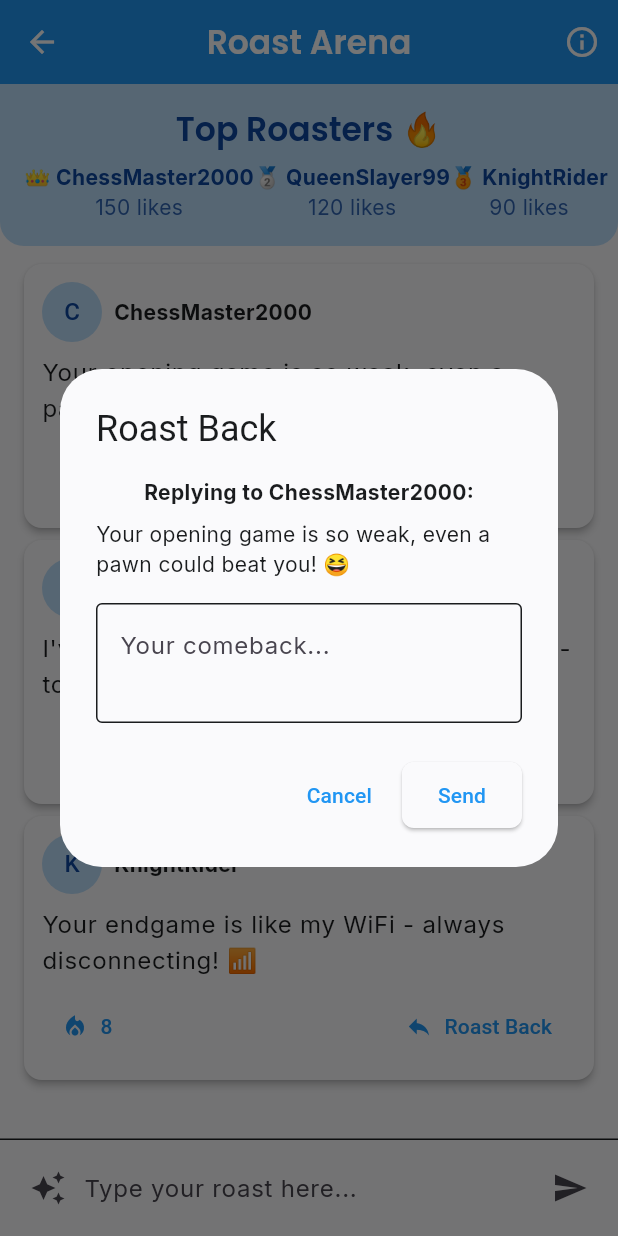
After one commit to Yvonne-Wanja-1/chess2, a Flutter app: the RoastScreen screen opened by its route, after a tap on "Roast Back", on a phone screen of 412 x 824 dp. The commit adds this screen. Run offline on Flutter 3.47's test engine with Material 3 defaults, Android fonts, the phone set to English and light mode, and no system bars; our stand-ins replace curved_navigation_bar, flutter_svg, google_fonts; missing offline and left inert: chess.

Commit message:
made some changes to the roast screen

```diff
--- a/lib/features/home/presentation/widgets/app_drawer.dart
+++ b/lib/features/home/presentation/widgets/app_drawer.dart
@@ -191,6 +191,15 @@ class AppDrawer extends StatelessWidget {
             Navigator.pushNamed(context, '/messages');
           },
         ),
+        ListTile(
+          leading: const Icon(Icons.emoji_emotions_outlined),
+          title: const Text('Roast Arena'),
+          trailing: _buildNewBadge(context),
+          onTap: () {
+            Navigator.pop(context);
+            Navigator.pushNamed(context, '/roast');
+          },
+        ),
       ],
     );
   }
--- /dev/null
+++ b/lib/features/screens/roast_screen.dart
@@ -0,0 +1,307 @@
+import 'package:flutter/material.dart';
+
+class RoastScreen extends StatefulWidget {
+  const RoastScreen({super.key});
+
+  @override
+  State<RoastScreen> createState() => _RoastScreenState();
+}
+
+class _RoastScreenState extends State<RoastScreen> {
+  final TextEditingController _messageController = TextEditingController();
+  final List<RoastMessage> _roasts = [
+    RoastMessage(
+      sender: 'ChessMaster2000',
+      message: 'Your opening game is so weak, even a pawn could beat you! 😆',
+      likes: 5,
+    ),
+    RoastMessage(
+      sender: 'QueenSlayer99',
+      message: 'I\'ve seen better moves in a game of tic-tac-toe! 🎯',
+      likes: 12,
+    ),
+    RoastMessage(
+      sender: 'KnightRider',
+      message: 'Your endgame is like my WiFi - always disconnecting! 📶',
+      likes: 8,
+    ),
+  ];
+
+  final List<String> _predefinedRoasts = [
+    'Your chess rating is lower than my phone battery! 🔋',
+    'Even my grandma moves pieces faster than you! ⏰',
+    'I\'ve seen better strategies in a game of peek-a-boo! 👀',
+    'Your castle is more like a sandcastle! 🏰',
+    'Your queen moves like she\'s stuck in traffic! 🚗',
+  ];
+
+  @override
+  void dispose() {
+    _messageController.dispose();
+    super.dispose();
+  }
+
+  @override
+  Widget build(BuildContext context) {
+    return Scaffold(
+      appBar: AppBar(
+        title: const Text('Roast Arena'),
+        actions: [
+          IconButton(
+            icon: const Icon(Icons.info_outline),
+            onPressed: () => _showRoastRules(context),
+          ),
+        ],
+      ),
+      body: Column(
+        children: [
+          _buildLeaderboard(context),
+          Expanded(child: _buildRoastList()),
+          _buildRoastInput(context),
+        ],
+      ),
+    );
+  }
+
+  Widget _buildLeaderboard(BuildContext context) {
+    return Container(
+      padding: const EdgeInsets.all(16),
+      decoration: BoxDecoration(
+        color: Theme.of(context).colorScheme.primaryContainer,
+        borderRadius: const BorderRadius.vertical(bottom: Radius.circular(16)),
+      ),
+      child: Column(
+        children: [
+          Text(
+            'Top Roasters 🔥',
+            style: Theme.of(context).textTheme.titleLarge?.copyWith(
+              color: Theme.of(context).colorScheme.onPrimaryContainer,
+            ),
+          ),
+          const SizedBox(height: 8),
+          Row(
+            mainAxisAlignment: MainAxisAlignment.spaceEvenly,
+            children: [
+              _buildTopRoaster('👑 ChessMaster2000', '150 likes'),
+              _buildTopRoaster('🥈 QueenSlayer99', '120 likes'),
+              _buildTopRoaster('🥉 KnightRider', '90 likes'),
+            ],
+          ),
+        ],
+      ),
+    );
+  }
+
+  Widget _buildTopRoaster(String name, String score) {
+    return Column(
+      children: [
+        Text(
+          name,
+          style: TextStyle(
+            color: Theme.of(context).colorScheme.onPrimaryContainer,
+            fontWeight: FontWeight.bold,
+          ),
+        ),
+        Text(
+          score,
+          style: TextStyle(
+            color: Theme.of(
+              context,
+            ).colorScheme.onPrimaryContainer.withOpacity(0.8),
+          ),
+        ),
+      ],
+    );
+  }
+
+  Widget _buildRoastList() {
+    return ListView.builder(
+      padding: const EdgeInsets.all(8),
+      itemCount: _roasts.length,
+      itemBuilder: (context, index) {
+        final roast = _roasts[index];
+        return Card(
+          margin: const EdgeInsets.symmetric(vertical: 4, horizontal: 8),
+          child: Padding(
+            padding: const EdgeInsets.all(12),
+            child: Column(
+              crossAxisAlignment: CrossAxisAlignment.start,
+              children: [
+                Row(
+                  children: [
+                    CircleAvatar(child: Text(roast.sender[0])),
+                    const SizedBox(width: 8),
+                    Text(
+                      roast.sender,
+                      style: const TextStyle(fontWeight: FontWeight.bold),
+                    ),
+                  ],
+                ),
+                const SizedBox(height: 8),
+                Text(
+                  roast.message,
+                  style: Theme.of(context).textTheme.bodyLarge,
+                ),
+                const SizedBox(height: 8),
+                Row(
+                  mainAxisAlignment: MainAxisAlignment.spaceBetween,
+                  children: [
+                    TextButton.icon(
+                      icon: const Icon(Icons.local_fire_department),
+                      label: Text(roast.likes.toString()),
+                      onPressed: () {
+                        setState(() {
+                          roast.likes++;
+                        });
+                      },
+                    ),
+                    TextButton.icon(
+                      icon: const Icon(Icons.reply),
+                      label: const Text('Roast Back'),
+                      onPressed: () {
+                        _showReplyDialog(context, roast);
+                      },
+                    ),
+                  ],
+                ),
+              ],
+            ),
+          ),
+        );
+      },
+    );
+  }
+
+  Widget _buildRoastInput(BuildContext context) {
+    return Container(
+      padding: const EdgeInsets.all(8),
+      decoration: BoxDecoration(
+        color: Theme.of(context).cardColor,
+        border: Border(top: BorderSide(color: Theme.of(context).dividerColor)),
+      ),
+      child: Row(
+        children: [
+          IconButton(
+            icon: const Icon(Icons.auto_awesome),
+            onPressed: () => _showPredefinedRoasts(context),
+            tooltip: 'Quick Roasts',
+          ),
+          Expanded(
+            child: TextField(
+              controller: _messageController,
+              decoration: const InputDecoration(
+                hintText: 'Type your roast here...',
+                border: InputBorder.none,
+              ),
+            ),
+          ),
+          IconButton(icon: const Icon(Icons.send), onPressed: _sendRoast),
+        ],
+      ),
+    );
+  }
+
+  void _showRoastRules(BuildContext context) {
+    showDialog(
+      context: context,
+      builder: (context) => AlertDialog(
+        title: const Text('Roast Rules 📜'),
+        content: const Column(
+          mainAxisSize: MainAxisSize.min,
+          crossAxisAlignment: CrossAxisAlignment.start,
+          children: [
+            Text('1. Keep it chess-related'),
+            Text('2. No personal attacks'),
+            Text('3. Keep it family-friendly'),
+            Text('4. Be creative and funny'),
+            Text('5. Don\'t spam'),
+          ],
+        ),
+        actions: [
+          TextButton(
+            onPressed: () => Navigator.pop(context),
+            child: const Text('Got it!'),
+          ),
+        ],
+      ),
+    );
+  }
+
+  void _showPredefinedRoasts(BuildContext context) {
+    showModalBottomSheet(
+      context: context,
+      builder: (context) => ListView.builder(
+        itemCount: _predefinedRoasts.length,
+        itemBuilder: (context, index) => ListTile(
+          title: Text(_predefinedRoasts[index]),
+          onTap: () {
+            _messageController.text = _predefinedRoasts[index];
+            Navigator.pop(context);
+          },
+        ),
+      ),
+    );
+  }
+
+  void _showReplyDialog(BuildContext context, RoastMessage originalRoast) {
+    showDialog(
+      context: context,
+      builder: (context) => AlertDialog(
+        title: const Text('Roast Back'),
+        content: Column(
+          mainAxisSize: MainAxisSize.min,
+          children: [
+            Text(
+              'Replying to ${originalRoast.sender}:',
+              style: const TextStyle(fontWeight: FontWeight.bold),
+            ),
+            const SizedBox(height: 8),
+            Text(originalRoast.message),
+            const SizedBox(height: 16),
+            TextField(
+              controller: _messageController,
+              decoration: const InputDecoration(
+                hintText: 'Your comeback...',
+                border: OutlineInputBorder(),
+              ),
+              maxLines: 2,
+            ),
+          ],
+        ),
+        actions: [
+          TextButton(
+            onPressed: () => Navigator.pop(context),
+            child: const Text('Cancel'),
+          ),
+          ElevatedButton(
+            onPressed: () {
+              _sendRoast();
+              Navigator.pop(context);
+            },
+            child: const Text('Send'),
+          ),
+        ],
+      ),
+    );
+  }
+
+  void _sendRoast() {
+    if (_messageController.text.trim().isEmpty) return;
+
+    setState(() {
+      _roasts.insert(
+        0,
+        RoastMessage(sender: 'You', message: _messageController.text, likes: 0),
+      );
+      _messageController.clear();
+    });
+  }
+}
+
+class RoastMessage {
+  final String sender;
+  final String message;
+  int likes;
+
+  RoastMessage({required this.sender, required this.message, this.likes = 0});
+}
--- a/lib/main.dart
+++ b/lib/main.dart
@@ -12,6 +12,7 @@ import './features/screens/messages_screen.dart';
 import './features/screens/settings_screen.dart';
 import './features/screens/help_support_screen.dart';
 import './features/screens/find_players_screen.dart';
+import './features/screens/roast_screen.dart';
 
 void main() {
   runApp(const ChessdUpApp());
@@ -40,6 +41,7 @@ class ChessdUpApp extends StatelessWidget {
         '/settings': (context) => const SettingsScreen(),
         '/help': (context) => const HelpSupportScreen(),
         '/find-players': (context) => const FindPlayersScreen(),
+        '/roast': (context) => const RoastScreen(),
       },
     );
   }
```
